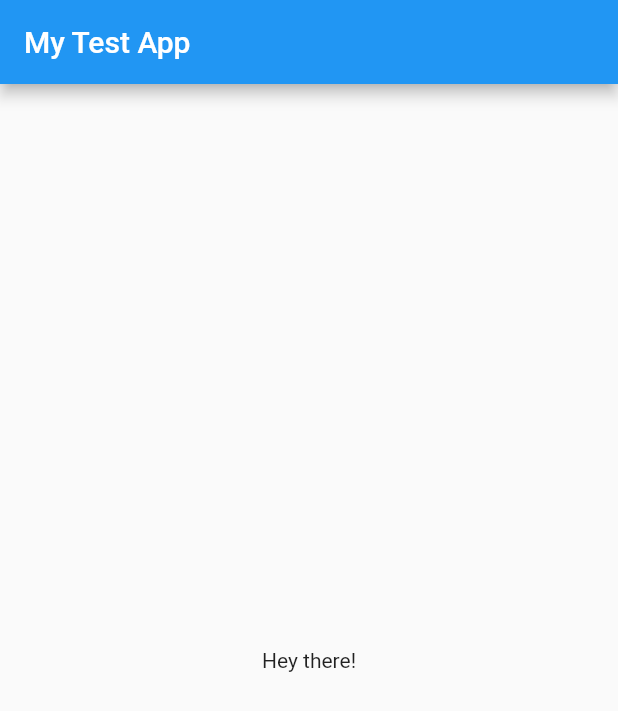
After one commit to Islimoff/TestApp, a Flutter app: the screen it shows after launch, on a phone screen of 412 x 824 dp. The commit adds this screen. Shown: the top 711 px of the screen. Run offline on Flutter 3.47's test engine with Material 2 defaults, Android fonts, the phone set to English and light mode, and no system bars.

Commit message:
add random colot widget

```diff
--- a/lib/main.dart
+++ b/lib/main.dart
@@ -1,19 +1,18 @@
 import 'package:flutter/material.dart';
-import 'package:testapp/TestList.dart';
+import 'package:testapp/random_color_widget.dart';
 
 void main() => runApp(TestApp());
 
 class TestApp extends StatelessWidget {
-
   @override
   Widget build(BuildContext context) {
     return MaterialApp(
-      title: 'My test App',
-      theme: ThemeData(
-        primarySwatch: Colors.blue
+      home: Scaffold(
+        appBar: AppBar(
+          title: Text('My Test App'),
+        ),
+        body: RandomColorWidget(),
       ),
-      home: TestList(),
     );
   }
-
 }
--- /dev/null
+++ b/lib/random_color_widget.dart
@@ -0,0 +1,32 @@
+import 'dart:math';
+
+import 'package:flutter/material.dart';
+
+class RandomColorWidget extends StatefulWidget {
+  @override
+  _RandomColorWidgetState createState() => new _RandomColorWidgetState();
+}
+
+class _RandomColorWidgetState extends State<RandomColorWidget> {
+  Color _color;
+
+  @override
+  Widget build(BuildContext context) {
+    return new InkWell(
+      onTap: () {
+        setState(() {
+          _color = _randomGenerator();
+        });
+      },
+      child: Container(
+        child: Text('Hey there!'),
+        color: _color,
+        alignment: Alignment.center,
+      ),
+    );
+  }
+
+  Color _randomGenerator() {
+    return Colors.primaries[Random().nextInt(Colors.primaries.length)];
+  }
+}
```
Also changed, not shown: lib/TestList.dart (deleted, +0 -20 lines), 1 other file.
